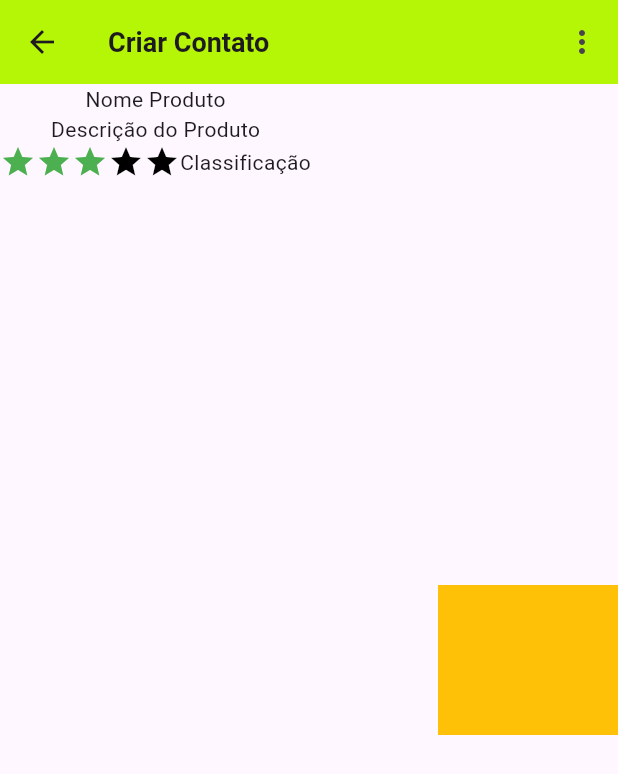
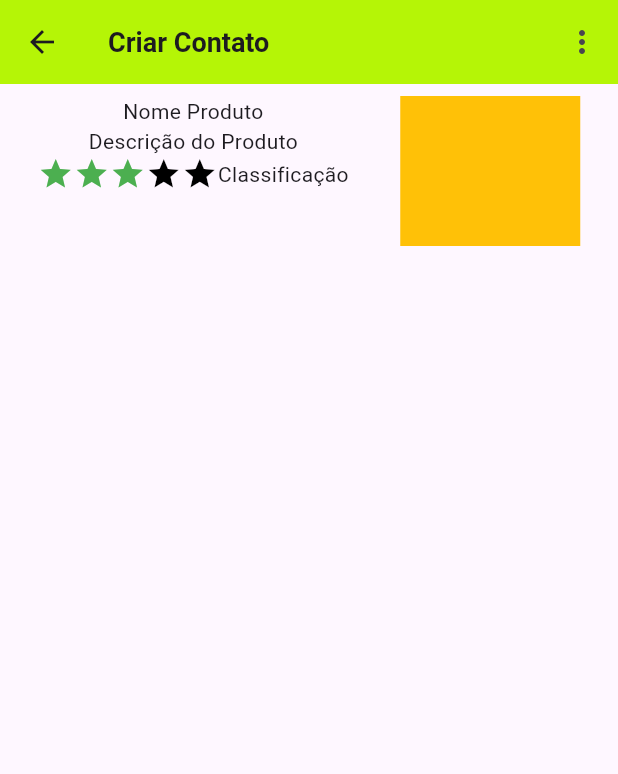
Before and after one commit to ebarrado/programacao-de-aplicativos-mobile-flutter-ds-1-2026, a Flutter app: the ContatoScreen screen opened directly, on a phone screen of 412 x 824 dp. Shown: the top 774 px of the screen. Run offline on Flutter 3.47's test engine with Material 3 defaults, Android fonts, the phone set to English and light mode, and no system bars; Roboto replaces fonts that are missing (Arial).

Commit message:
Alinhamento Componentes na Linha

```diff
--- a/projetos/turma_3_tecnico/app_exemplo_componentes/lib/screen/contato_scren.dart
+++ b/projetos/turma_3_tecnico/app_exemplo_componentes/lib/screen/contato_scren.dart
@@ -27,8 +27,11 @@ class _ContatoScreenState extends State<ContatoScreen> {
         backgroundColor: const Color.fromARGB(255, 181, 245, 6),
         actions: [IconButton(onPressed: () {}, icon: Icon(Icons.more_vert))],
       ),
-      body: Row(
-        mainAxisAlignment: MainAxisAlignment.spaceBetween,
+      body: Padding(
+        padding: const EdgeInsets.all(8.0),
+        child: Row(
+          crossAxisAlignment: CrossAxisAlignment.start,
+          mainAxisAlignment: MainAxisAlignment.spaceAround,
           children: [
             Column(
               children: [
@@ -55,6 +58,7 @@ class _ContatoScreenState extends State<ContatoScreen> {
             Container(width: 120, height: 100, color: Colors.amber),
           ],
         ),
+      ),
     );
   }
 }
```
Lines whose indentation alone changed are shown as unchanged.
